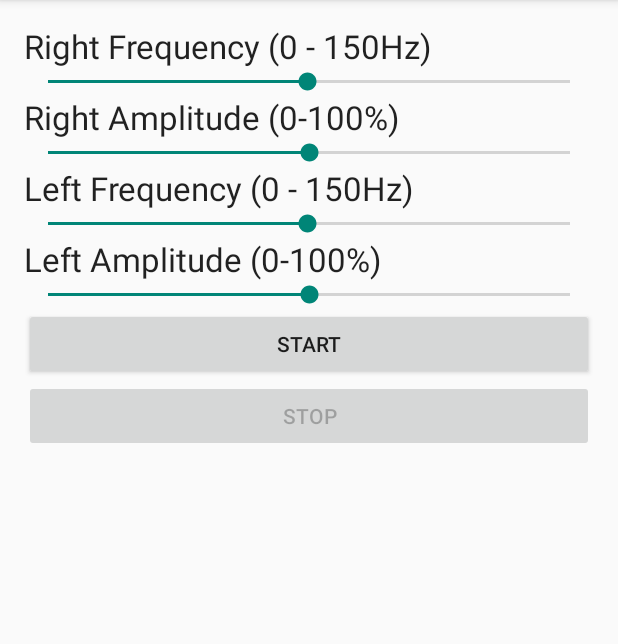
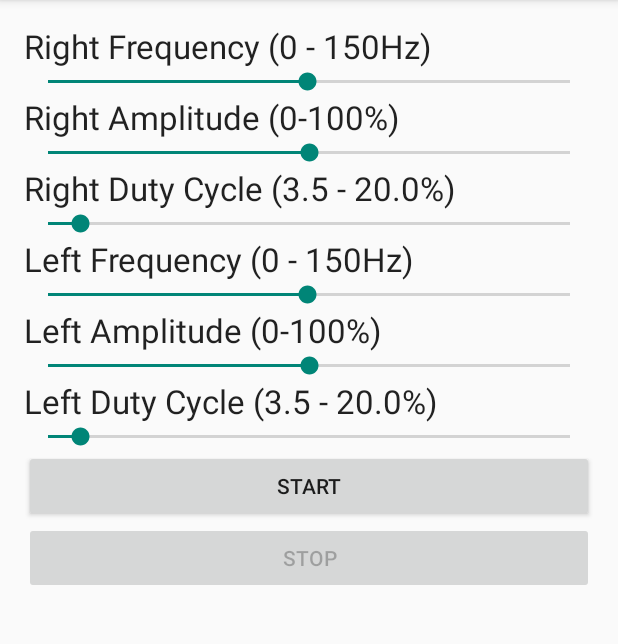
Before and after one commit to erichahn/HackDFW, an Android app: the screen it shows after launch (SineGenerator), on a phone screen of 412 x 824 dp, the part 84-728 px from its top. Run offline under Robolectric (Android 15) with nearby library versions, the phone set to English and light mode, and no system bars.

Commit message:
MOAR REFACTORING

```diff
--- a/android/app/src/main/java/tens_bucket/ptens/SineGenerator.java
+++ b/android/app/src/main/java/tens_bucket/ptens/SineGenerator.java
@@ -11,6 +11,7 @@ import android.widget.SeekBar;
 
 import tens_bucket.ptens.signal_generator.AudioGeneratorParams;
 import tens_bucket.ptens.signal_generator.AudioGeneratorTask;
+import tens_bucket.ptens.signal_generator.WaveParams;
 
 
 public class SineGenerator extends ActionBarActivity {
@@ -21,9 +22,11 @@ public class SineGenerator extends ActionBarActivity {
 
     private SeekBar rightFrequency;
     private SeekBar rightAmplitude;
+    private SeekBar rightDutyCycle;
 
     private SeekBar leftFrequency;
     private SeekBar leftAmplitude;
+    private SeekBar leftDutyCycle;
 
     private AudioGeneratorTask backgroundTask;
     private AudioGeneratorParams parameters;
@@ -35,10 +38,14 @@ public class SineGenerator extends ActionBarActivity {
                 parameters.rightWave.setFrequency(progress + 1);
             } else if(seekBar == rightAmplitude) {
                 parameters.rightWave.setAmplitude(progress / 100.0);
+            } else if(seekBar == rightDutyCycle) {
+                parameters.rightWave.setDutyCycle(progress / 10.0 + 3.5);
             } else if(seekBar == leftFrequency) {
                 parameters.leftWave.setFrequency(progress + 1);
             } else if(seekBar == leftAmplitude) {
                 parameters.leftWave.setAmplitude(progress / 100.0);
+            } else if(seekBar == leftDutyCycle) {
+                parameters.leftWave.setDutyCycle(progress / 10.0 + 3.5);
             }
         }
 
@@ -63,15 +70,19 @@ public class SineGenerator extends ActionBarActivity {
 
         rightFrequency = (SeekBar) findViewById(R.id.right_freq_bar);
         rightAmplitude = (SeekBar) findViewById(R.id.right_amp_bar);
+        rightDutyCycle = (SeekBar) findViewById(R.id.right_duty_bar);
 
         rightFrequency.setOnSeekBarChangeListener(changeListener);
         rightAmplitude.setOnSeekBarChangeListener(changeListener);
+        rightDutyCycle.setOnSeekBarChangeListener(changeListener);
 
         leftFrequency = (SeekBar) findViewById(R.id.left_freq_bar);
         leftAmplitude = (SeekBar) findViewById(R.id.left_amp_bar);
+        leftDutyCycle = (SeekBar) findViewById(R.id.left_duty_bar);
 
         leftFrequency.setOnSeekBarChangeListener(changeListener);
         leftAmplitude.setOnSeekBarChangeListener(changeListener);
+        leftDutyCycle.setOnSeekBarChangeListener(changeListener);
 
         parameters = new AudioGeneratorParams();
 
@@ -80,12 +91,15 @@ public class SineGenerator extends ActionBarActivity {
         Log.d(LOG_TAG, "Sample Rate: " + sampleRate);
 
         parameters.setSampleRate(sampleRate);
-        parameters.setRightFrequency(rightFrequency.getProgress() + 1);
-        parameters.setRightAmplitude((double) rightAmplitude.getProgress() / 100.0);
-        parameters.setLeftFrequency(leftFrequency.getProgress() + 1);
-        parameters.setLeftAmplitude((double) leftAmplitude.getProgress() / 100.0);
-        parameters.setRightDutyCycle(4.5);
-        parameters.setLeftDutyCycle(4.5);
+
+        setupDefaultWaveParameters(parameters.leftWave);
+        setupDefaultWaveParameters(parameters.rightWave);
+    }
+
+    private void setupDefaultWaveParameters(WaveParams wave) {
+        wave.setAmplitude(leftAmplitude.getProgress() / 100.0);
+        wave.setFrequency(leftFrequency.getProgress() + 1);
+        wave.setDutyCycle(leftDutyCycle.getProgress() / 10.0 + 3.5);
     }
 
     @Override
--- a/android/app/src/main/java/tens_bucket/ptens/signal_generator/AudioGeneratorTask.java
+++ b/android/app/src/main/java/tens_bucket/ptens/signal_generator/AudioGeneratorTask.java
@@ -83,7 +83,7 @@ public class AudioGeneratorTask extends AsyncTask<AudioGeneratorParams, Void, Vo
             return Vl;
         }
         else {
-            return Vl / Math.pow(2, percentOfPeriodComplete-2* waveParams.getDutyCycle());
+            return Vl / Math.pow(4, percentOfPeriodComplete-2* waveParams.getDutyCycle());
         }
 
     }
--- a/android/app/src/main/res/layout/activity_sine_generator.xml
+++ b/android/app/src/main/res/layout/activity_sine_generator.xml
@@ -1,127 +1,107 @@
-<RelativeLayout xmlns:android="http://schemas.android.com/apk/res/android"
+<LinearLayout xmlns:android="http://schemas.android.com/apk/res/android"
     xmlns:tools="http://schemas.android.com/tools" android:layout_width="match_parent"
-    android:layout_height="match_parent" android:paddingLeft="@dimen/activity_horizontal_margin"
+android:orientation="vertical"
+android:layout_height="fill_parent" android:paddingLeft="@dimen/activity_horizontal_margin"
     android:paddingRight="@dimen/activity_horizontal_margin"
     android:paddingTop="@dimen/activity_vertical_margin"
     android:paddingBottom="@dimen/activity_vertical_margin" tools:context=".SineGenerator">
 
+    <TextView
+        android:layout_width="fill_parent"
+        android:layout_height="wrap_content"
+        android:textAppearance="?android:attr/textAppearanceLarge"
+        android:text="@string/right_freq_str"
+        android:id="@+id/textView" />
+
     <SeekBar
-        android:layout_width="wrap_content"
+        android:layout_width="match_parent"
         android:layout_height="wrap_content"
         android:id="@+id/right_freq_bar"
-        android:layout_below="@+id/textView"
-        android:layout_alignParentLeft="true"
-        android:layout_alignParentStart="true"
-        android:layout_alignRight="@+id/textView"
-        android:layout_alignEnd="@+id/textView"
         android:max="149"
         android:progress="74" />
 
+    <TextView
+        android:layout_width="fill_parent"
+        android:layout_height="wrap_content"
+        android:textAppearance="?android:attr/textAppearanceLarge"
+        android:text="@string/right_amp_str"
+        android:id="@+id/amp_label" />
+
     <SeekBar
-        android:layout_width="wrap_content"
+        android:layout_width="match_parent"
         android:layout_height="wrap_content"
         android:id="@+id/right_amp_bar"
-        android:layout_below="@+id/amp_label"
-        android:layout_alignParentLeft="true"
-        android:layout_alignParentStart="true"
-        android:layout_alignRight="@+id/amp_label"
-        android:layout_alignEnd="@+id/amp_label"
         android:progress="50" />
 
     <TextView
-        android:layout_width="wrap_content"
+        android:layout_width="fill_parent"
         android:layout_height="wrap_content"
         android:textAppearance="?android:attr/textAppearanceLarge"
-        android:text="@string/right_freq_str"
-        android:id="@+id/textView"
-        android:layout_alignParentTop="true"
-        android:layout_alignParentLeft="true"
-        android:layout_alignParentStart="true"
-        android:layout_alignParentRight="true"
-        android:layout_alignParentEnd="true" />
+        android:text="@string/right_duty_str"
+        android:id="@+id/right_duty_label" />
+
+    <SeekBar
+        android:layout_width="match_parent"
+        android:layout_height="wrap_content"
+        android:id="@+id/right_duty_bar"
+        android:max="165"
+        android:progress="10"
+        android:longClickable="false" />
 
     <TextView
-        android:layout_width="wrap_content"
-        android:layout_height="wrap_content"
-        android:textAppearance="?android:attr/textAppearanceLarge"
-        android:text="@string/right_amp_str"
-        android:id="@+id/amp_label"
-        android:layout_below="@+id/right_freq_bar"
-        android:layout_alignParentLeft="true"
-        android:layout_alignParentStart="true"
-        android:layout_alignParentRight="true"
-        android:layout_alignParentEnd="true" />
-
-    <Button
-        android:layout_width="wrap_content"
-        android:layout_height="wrap_content"
-        android:text="Start"
-        android:id="@+id/start_button"
-        android:onClick="start"
-        android:layout_below="@+id/left_amp_bar"
-        android:layout_alignParentLeft="true"
-        android:layout_alignParentStart="true"
-        android:layout_alignRight="@+id/left_amp_bar"
-        android:layout_alignEnd="@+id/left_amp_bar" />
-
-    <Button
-        android:layout_width="wrap_content"
-        android:layout_height="wrap_content"
-        android:text="Stop"
-        android:id="@+id/stop_button"
-        android:layout_below="@+id/start_button"
-        android:layout_alignParentLeft="true"
-        android:layout_alignParentStart="true"
-        android:layout_alignRight="@+id/start_button"
-        android:layout_alignEnd="@+id/start_button"
-        android:enabled="false"
-        android:onClick="stop" />
-
-    <TextView
-        android:layout_width="wrap_content"
+        android:layout_width="fill_parent"
         android:layout_height="wrap_content"
         android:textAppearance="?android:attr/textAppearanceLarge"
         android:text="@string/left_freq_str"
-        android:id="@+id/left_freq_label"
-        android:layout_below="@+id/right_amp_bar"
-        android:layout_alignParentLeft="true"
-        android:layout_alignParentStart="true"
-        android:layout_alignRight="@+id/right_amp_bar"
-        android:layout_alignEnd="@+id/right_amp_bar" />
+        android:id="@+id/left_freq_label" />
 
     <SeekBar
-        android:layout_width="wrap_content"
+        android:layout_width="match_parent"
         android:layout_height="wrap_content"
         android:id="@+id/left_freq_bar"
         android:progress="74"
-        android:layout_below="@+id/left_freq_label"
-        android:layout_alignParentRight="true"
-        android:layout_alignParentEnd="true"
-        android:layout_alignParentLeft="true"
-        android:layout_alignParentStart="true"
         android:max="149" />
 
     <TextView
-        android:layout_width="wrap_content"
+        android:layout_width="fill_parent"
         android:layout_height="wrap_content"
         android:textAppearance="?android:attr/textAppearanceLarge"
         android:text="@string/left_amp_str"
-        android:id="@+id/left_amp_label"
-        android:layout_below="@+id/left_freq_bar"
-        android:layout_alignParentLeft="true"
-        android:layout_alignParentStart="true"
-        android:layout_alignRight="@+id/left_freq_bar"
-        android:layout_alignEnd="@+id/left_freq_bar" />
+        android:id="@+id/left_amp_label" />
 
     <SeekBar
-        android:layout_width="wrap_content"
+        android:layout_width="match_parent"
         android:layout_height="wrap_content"
         android:id="@+id/left_amp_bar"
         android:max="100"
-        android:progress="50"
-        android:layout_below="@+id/left_amp_label"
-        android:layout_alignParentLeft="true"
-        android:layout_alignParentStart="true"
-        android:layout_alignRight="@+id/left_freq_bar"
-        android:layout_alignEnd="@+id/left_freq_bar" />
-</RelativeLayout>
+        android:progress="50" />
+
+    <TextView
+        android:layout_width="fill_parent"
+        android:layout_height="wrap_content"
+        android:textAppearance="?android:attr/textAppearanceLarge"
+        android:text="@string/left_duty_str"
+        android:id="@+id/left_duty_label" />
+
+    <SeekBar
+        android:layout_width="match_parent"
+        android:layout_height="wrap_content"
+        android:id="@+id/left_duty_bar"
+        android:max="165"
+        android:progress="10" />
+
+    <Button
+        android:layout_width="fill_parent"
+        android:layout_height="wrap_content"
+        android:text="@string/start_str"
+        android:id="@+id/start_button"
+        android:onClick="start" />
+
+    <Button
+        android:layout_width="fill_parent"
+        android:layout_height="wrap_content"
+        android:text="@string/stop_str"
+        android:id="@+id/stop_button"
+        android:enabled="false"
+        android:onClick="stop" />
+</LinearLayout>
--- a/android/app/src/main/res/values/strings.xml
+++ b/android/app/src/main/res/values/strings.xml
@@ -5,4 +5,8 @@
     <string name="right_amp_str">Right Amplitude (0-100%)</string>
     <string name="left_freq_str">Left Frequency (0 - 150Hz)</string>
     <string name="left_amp_str">Left Amplitude (0-100%)</string>
+    <string name="stop_str">Stop</string>
+    <string name="start_str">Start</string>
+    <string name="right_duty_str">Right Duty Cycle (3.5 - 20.0%)</string>
+    <string name="left_duty_str">Left Duty Cycle (3.5 - 20.0%)</string>
 </resources>
```
